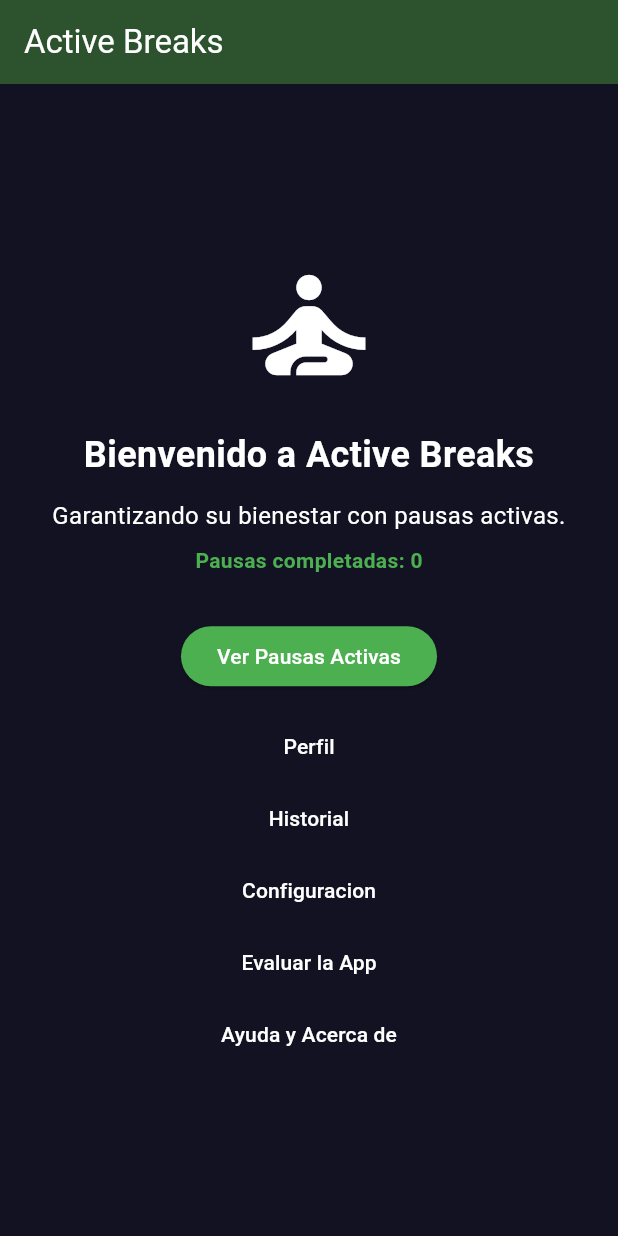
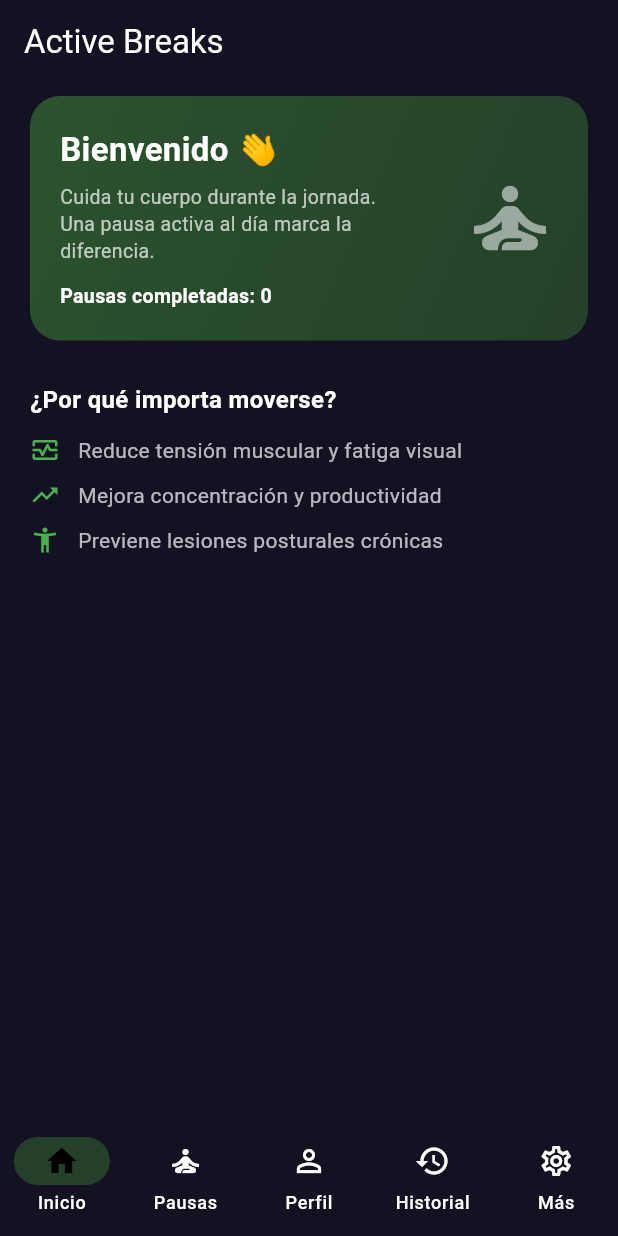
Before and after one commit to Fnav63/ActiveBreaksMobile, a Flutter app: the screen it shows after launch, on a phone screen of 412 x 824 dp. Run offline on Flutter 3.47's test engine with Material 3 defaults, Android fonts, the phone set to English and light mode, and no system bars; our stand-ins replace flutter_local_notifications, share_plus, shared_preferences; missing offline and left inert: workmanager; project files that could hold a hidden picture were left out.

Commit message:
Implementación de botones inferiores para la navegación

```diff
--- a/lib/main.dart
+++ b/lib/main.dart
@@ -8,7 +8,7 @@ import 'viewmodels/profile_viewmodel.dart';
 import 'viewmodels/timer_viewmodel.dart';
 
 import 'screens/splash_screen.dart';
-import 'screens/home_screen.dart';
+import 'screens/main_shell.dart';
 import 'screens/breaks_list_screen.dart';
 import 'screens/profile_screen.dart';
 import 'screens/about_screen.dart';
@@ -88,7 +88,7 @@ class ActiveBreaksApp extends StatelessWidget {
         initialRoute: '/splash',
         routes: {
           '/splash': (_) => const SplashScreen(),
-          '/home': (_) => const HomeScreen(),
+          '/home': (_) => const MainShell(),
           '/breaks': (_) => const BreaksListScreen(),
           '/profile': (_) => const ProfileScreen(),
           '/about': (_) => const AboutScreen(),
--- a/lib/screens/home_screen.dart
+++ b/lib/screens/home_screen.dart
@@ -1,7 +1,6 @@
 import 'package:flutter/material.dart';
 import 'package:provider/provider.dart';
 import '../viewmodels/profile_viewmodel.dart';
-import '../viewmodels/breaks_viewmodel.dart';
 
 class HomeScreen extends StatefulWidget {
   const HomeScreen({super.key});
@@ -11,14 +10,6 @@ class HomeScreen extends StatefulWidget {
 }
 
 class _HomeScreenState extends State<HomeScreen> {
-  @override
-  void initState() {
-    super.initState();
-    WidgetsBinding.instance.addPostFrameCallback((_) {
-      context.read<ProfileViewModel>().loadProfile();
-    });
-  }
-
   @override
   void didChangeDependencies() {
     super.didChangeDependencies();
@@ -33,95 +24,141 @@ class _HomeScreenState extends State<HomeScreen> {
     return Scaffold(
       appBar: AppBar(
         title: const Text('Active Breaks'),
+        centerTitle: false,
+        backgroundColor: Colors.transparent,
+        elevation: 0,
       ),
-      body: Center(
-        child: ConstrainedBox(
-          constraints: const BoxConstraints(maxWidth: 400),
-          child: Padding(
-            padding: const EdgeInsets.all(20),
+      body: SafeArea(
+        child: SingleChildScrollView(
+          padding: const EdgeInsets.symmetric(horizontal: 20, vertical: 8),
           child: Column(
-              mainAxisAlignment: MainAxisAlignment.center,
-              crossAxisAlignment: CrossAxisAlignment.center,
+            crossAxisAlignment: CrossAxisAlignment.start,
             children: [
-                Icon(
-                  Icons.self_improvement,
-                  size: 100,
-                  color: colors.onSurface,
-                ),
-                const SizedBox(height: 20),
+              _HeroCard(profile: profile, colors: colors),
+              const SizedBox(height: 28),
               Text(
-                  profile.hasProfile
-                      ? 'Bienvenido, ${profile.userName}'
-                      : 'Bienvenido a Active Breaks',
+                '¿Por qué importa moverse?',
                 style: TextStyle(
-                    fontSize: 24,
+                  fontSize: 16,
                   fontWeight: FontWeight.bold,
                   color: colors.onSurface,
                 ),
-                  textAlign: TextAlign.center,
               ),
               const SizedBox(height: 12),
-                Text(
-                  'Garantizando su bienestar con pausas activas.',
-                  style: TextStyle(
-                    fontSize: 16,
-                    color: colors.onSurface,
-                  ),
-                  textAlign: TextAlign.center,
-                ),
-                const SizedBox(height: 8),
-                Text(
-                  'Pausas completadas: ${profile.totalBreaksCount}',
-                  style: TextStyle(
-                    fontSize: 14,
-                    color: colors.secondary,
-                    fontWeight: FontWeight.bold,
-                  ),
-                ),
-                const SizedBox(height: 30),
-                ElevatedButton(
-                  onPressed: () {
-                    context.read<BreaksViewModel>().loadPreferencesAndFilter();
-                    Navigator.pushNamed(context, '/breaks');
-                  },
-                  child: const Text('Ver Pausas Activas'),
-                ),
-                const SizedBox(height: 12),
-                TextButton(
-                  onPressed: () {
-                    Navigator.pushNamed(context, '/profile');
-                  },
-                  child: const Text('Perfil'),
-                ),
-                TextButton(
-                  onPressed: () {
-                    Navigator.pushNamed(context, '/history');
-                  },
-                  child: const Text('Historial'),
-                ),
-                TextButton(
-                  onPressed: () {
-                    Navigator.pushNamed(context, '/settings');
-                  },
-                  child: const Text('Configuracion'),
-                ),
-                TextButton(
-                  onPressed: () {
-                    Navigator.pushNamed(context, '/beta-testing');
-                  },
-                  child: const Text('Evaluar la App'),
-                ),
-                TextButton(
-                  onPressed: () {
-                    Navigator.pushNamed(context, '/about');
-                  },
-                  child: const Text('Ayuda y Acerca de'),
-                ),
+              const _BenefitsList(),
             ],
-            ),
           ),
         ),
       ),
     );
   }
 }
+
+class _HeroCard extends StatelessWidget {
+  final ProfileViewModel profile;
+  final ColorScheme colors;
+
+  const _HeroCard({required this.profile, required this.colors});
+
+  @override
+  Widget build(BuildContext context) {
+    return Container(
+      width: double.infinity,
+      padding: const EdgeInsets.all(20),
+      decoration: BoxDecoration(
+        gradient: LinearGradient(
+          colors: [
+            colors.primary,
+            colors.primary.withAlpha(180),
+          ],
+          begin: Alignment.topLeft,
+          end: Alignment.bottomRight,
+        ),
+        borderRadius: BorderRadius.circular(20),
+      ),
+      child: Row(
+        children: [
+          Expanded(
+            child: Column(
+              crossAxisAlignment: CrossAxisAlignment.start,
+              children: [
+                Text(
+                  profile.hasProfile
+                      ? 'Hola, ${profile.userName} 👋'
+                      : 'Bienvenido 👋',
+                  style: const TextStyle(
+                    fontSize: 22,
+                    fontWeight: FontWeight.bold,
+                    color: Colors.white,
+                  ),
+                ),
+                const SizedBox(height: 6),
+                const Text(
+                  'Cuida tu cuerpo durante la jornada.\nUna pausa activa al día marca la diferencia.',
+                  style: TextStyle(
+                    fontSize: 13,
+                    color: Colors.white70,
+                    height: 1.4,
+                  ),
+                ),
+                const SizedBox(height: 12),
+                Text(
+                  'Pausas completadas: ${profile.totalBreaksCount}',
+                  style: const TextStyle(
+                    fontSize: 13,
+                    color: Colors.white,
+                    fontWeight: FontWeight.bold,
+                  ),
+                ),
+              ],
+            ),
+          ),
+          const SizedBox(width: 12),
+          const Icon(
+            Icons.self_improvement,
+            size: 64,
+            color: Colors.white54,
+          ),
+        ],
+      ),
+    );
+  }
+}
+
+class _BenefitsList extends StatelessWidget {
+  const _BenefitsList();
+
+  static const _benefits = [
+    (Icons.monitor_heart_outlined, 'Reduce tensión muscular y fatiga visual'),
+    (Icons.trending_up_outlined, 'Mejora concentración y productividad'),
+    (Icons.accessibility_new_outlined, 'Previene lesiones posturales crónicas'),
+  ];
+
+  @override
+  Widget build(BuildContext context) {
+    return Column(
+      children: _benefits
+          .map(
+            (b) => Padding(
+              padding: const EdgeInsets.only(bottom: 10),
+              child: Row(
+                children: [
+                  Icon(b.$1, color: Colors.green, size: 20),
+                  const SizedBox(width: 12),
+                  Expanded(
+                    child: Text(
+                      b.$2,
+                      style: const TextStyle(
+                        fontSize: 14,
+                        color: Colors.white70,
+                      ),
+                    ),
+                  ),
+                ],
+              ),
+            ),
+          )
+          .toList(),
+    );
+  }
+}
--- /dev/null
+++ b/lib/screens/main_shell.dart
@@ -0,0 +1,93 @@
+import 'package:flutter/material.dart';
+import 'package:provider/provider.dart';
+import '../viewmodels/breaks_viewmodel.dart';
+import '../viewmodels/profile_viewmodel.dart';
+
+import 'home_screen.dart';
+import 'breaks_list_screen.dart';
+import 'profile_screen.dart';
+import 'history_screen.dart';
+import 'settings_screen.dart';
+import 'about_screen.dart';
+import 'beta_testing_screen.dart';
+
+class MainShell extends StatefulWidget {
+  const MainShell({super.key});
+
+  @override
+  State<MainShell> createState() => _MainShellState();
+}
+
+class _MainShellState extends State<MainShell> {
+  int _currentIndex = 0;
+
+  static const List<Widget> _screens = [
+    HomeScreen(),
+    BreaksListScreen(),
+    ProfileScreen(),
+    HistoryScreen(),
+    SettingsScreen(),
+    AboutScreen(),
+    BetaTestingScreen(),
+  ];
+
+  @override
+  void initState() {
+    super.initState();
+    WidgetsBinding.instance.addPostFrameCallback((_) {
+      context.read<ProfileViewModel>().loadProfile();
+    });
+  }
+
+  void _onTabTapped(int index) {
+    if (index == 1) {
+      context.read<BreaksViewModel>().loadPreferencesAndFilter();
+    }
+    setState(() => _currentIndex = index);
+  }
+
+  @override
+  Widget build(BuildContext context) {
+    final colors = Theme.of(context).colorScheme;
+
+    return Scaffold(
+      body: IndexedStack(
+        index: _currentIndex,
+        children: _screens,
+      ),
+      bottomNavigationBar: NavigationBar(
+        selectedIndex: _currentIndex,
+        onDestinationSelected: _onTabTapped,
+        backgroundColor: const Color.fromARGB(255, 18, 18, 35),
+        indicatorColor: colors.primary.withAlpha(180),
+        destinations: const [
+          NavigationDestination(
+            icon: Icon(Icons.home_outlined),
+            selectedIcon: Icon(Icons.home),
+            label: 'Inicio',
+          ),
+          NavigationDestination(
+            icon: Icon(Icons.self_improvement_outlined),
+            selectedIcon: Icon(Icons.self_improvement),
+            label: 'Pausas',
+          ),
+          NavigationDestination(
+            icon: Icon(Icons.person_outline),
+            selectedIcon: Icon(Icons.person),
+            label: 'Perfil',
+          ),
+          NavigationDestination(
+            icon: Icon(Icons.history_outlined),
+            selectedIcon: Icon(Icons.history),
+            label: 'Historial',
+          ),
+          NavigationDestination(
+            icon: Icon(Icons.settings_outlined),
+            selectedIcon: Icon(Icons.settings),
+            label: 'Más',
+          ),
+        ],
+      ),
+    );
+  }
+}
--- a/lib/screens/profile_screen.dart
+++ b/lib/screens/profile_screen.dart
@@ -134,7 +134,7 @@ class _ProfileScreenState extends State<ProfileScreen> {
 
                     _profileInfo(
                       label: 'Frecuencia recomendada',
-                      value: '1 pausa activa cada 60 minutos',
+                      value: '1 pausa activa cada 30 minutos',
                       colors: colors,
                     ),
                   ],
```
Lines whose indentation alone changed are shown as unchanged.
